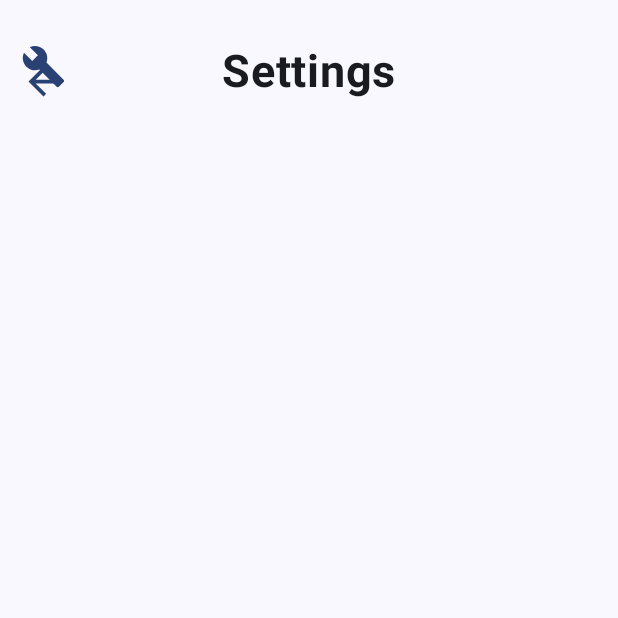
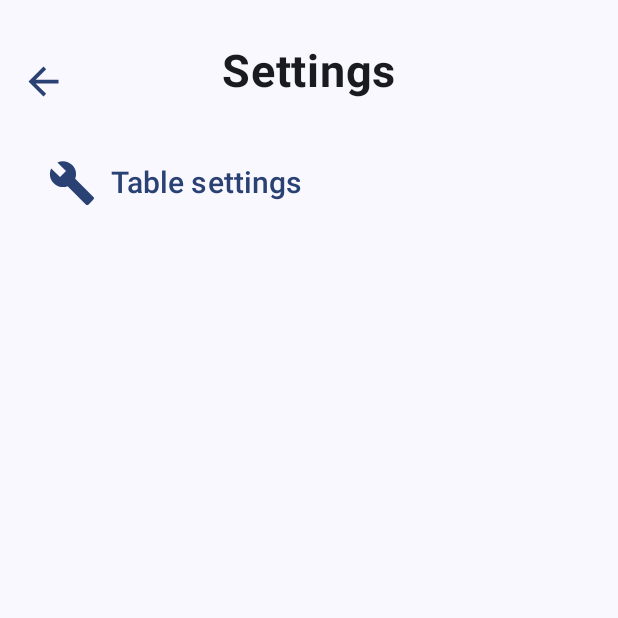
Before and after one commit to TiredClone/HOMM3GuideApp, an Android app built with Jetpack Compose: the SettingsScreen screen opened through its navigation route, on a phone screen of 412 x 824 dp, the top half of it. Run offline under Robolectric (Android 15) with nearby library versions, the phone set to English and light mode, and no system bars.

Commit message:
settings button

```diff
--- a/app/src/main/java/com/neolife/homm3guide/Navigation.kt
+++ b/app/src/main/java/com/neolife/homm3guide/Navigation.kt
@@ -5,13 +5,13 @@ import androidx.compose.animation.core.tween
 import androidx.compose.animation.fadeIn
 import androidx.compose.animation.fadeOut
 import androidx.compose.runtime.Composable
-import androidx.navigation.NavBackStackEntry
 import androidx.navigation.compose.NavHost
 import androidx.navigation.compose.composable
 import androidx.navigation.compose.rememberNavController
 import com.neolife.homm3guide.screen.Screen
 import com.neolife.homm3guide.screen.aboutApp.AboutAppScreen
 import com.neolife.homm3guide.screen.aboutCreator.AboutAppCreatorScreen
+import com.neolife.homm3guide.screen.tableSettings.tableSettingsScreen
 import com.neolife.homm3guide.screen.home.HomeScreen
 import com.neolife.homm3guide.screen.settings.SettingsScreen
 
@@ -21,9 +21,7 @@ fun Navigation() {
 
     NavHost(
         navController = navController,
-        startDestination = Screen.HomeScreen.route,
-        enterTransition = { fadeIn(animationSpec = tween(100)) + slideIntoContainer(AnimatedContentTransitionScope.SlideDirection.Left,tween(150)) },
-        exitTransition = { fadeOut(animationSpec = tween(300)) + slideOutOfContainer(AnimatedContentTransitionScope.SlideDirection.Right,tween(200)) },
+        startDestination = Screen.HomeScreen.route
     ) {
         composable(route = Screen.HomeScreen.route) {
             HomeScreen(navController = navController)
@@ -39,5 +37,9 @@ fun Navigation() {
         composable(route = Screen.SettingsScreen.route) {
             SettingsScreen(navController = navController)
         }
+
+        composable(route = Screen.TableSettingsScreen.route) {
+            tableSettingsScreen(navController = navController)
+        }
     }
 }
--- a/app/src/main/java/com/neolife/homm3guide/screen/Screen.kt
+++ b/app/src/main/java/com/neolife/homm3guide/screen/Screen.kt
@@ -6,4 +6,5 @@ sealed class Screen(val route: String)
     data object AboutAppCreator  : Screen("AboutAppCreator")
     data object AboutAppScreen: Screen("AboutAppScreen")
     data object SettingsScreen: Screen("SettingsScreen")
+    data object TableSettingsScreen: Screen("tableSettingsScreen")
 }
--- a/app/src/main/java/com/neolife/homm3guide/screen/settings/SettingsScreen.kt
+++ b/app/src/main/java/com/neolife/homm3guide/screen/settings/SettingsScreen.kt
@@ -3,6 +3,8 @@ package com.neolife.homm3guide.screen.settings
 import androidx.compose.foundation.layout.Arrangement
 import androidx.compose.foundation.layout.Column
 import androidx.compose.foundation.layout.Row
+import androidx.compose.foundation.layout.fillMaxSize
+import androidx.compose.foundation.layout.fillMaxWidth
 import androidx.compose.foundation.layout.padding
 import androidx.compose.foundation.layout.size
 import androidx.compose.foundation.shape.CircleShape
@@ -10,6 +12,7 @@ import androidx.compose.material.icons.Icons
 import androidx.compose.material.icons.filled.ArrowBack
 import androidx.compose.material.icons.filled.Build
 import androidx.compose.material3.Icon
+import androidx.compose.material3.MaterialTheme
 import androidx.compose.material3.Text
 import androidx.compose.material3.TextButton
 import androidx.compose.runtime.Composable
@@ -20,11 +23,15 @@ import androidx.compose.ui.unit.dp
 import androidx.compose.ui.unit.sp
 import androidx.navigation.NavController
 import com.neolife.homm3guide.R
+import com.neolife.homm3guide.screen.Screen
 
 @Composable
-fun SettingsScreen(navController: NavController){
-        Row (horizontalArrangement = Arrangement.Start,
-            modifier = Modifier.padding(top = 30.dp)){
+fun SettingsScreen(navController: NavController) {
+    Column {
+        Row(
+            horizontalArrangement = Arrangement.Start,
+            modifier = Modifier.padding(top = 30.dp)
+        ) {
 
             TextButton(
                 onClick = {
@@ -48,12 +55,22 @@ fun SettingsScreen(navController: NavController){
                 modifier = Modifier.padding(start = 90.dp)
             )
         }
+        Column(modifier = Modifier.padding(top = 20.dp, start = 20.dp)) {
+            TextButton(
+                onClick = {navController.navigate(Screen.TableSettingsScreen.route)}){
+                Icon(
+                    imageVector = Icons.Filled.Build,
+                    contentDescription = stringResource(id = R.string.settings_tables_button),
+                    modifier = Modifier.size(32.dp, 32.dp)
+                )
+                Text(
+                    text = "Table settings",
+                    modifier = Modifier.padding(start = 10.dp),
+                    fontSize = 20.sp
+                )
+            }
+        }
 
-    Column(modifier = Modifier.padding(top = 20.dp)) {
-        TextButton(onClick = { /*TODO*/ }) {
-            Icon(imageVector = Icons.Filled.Build ,
-                contentDescription = stringResource(id = R.string.settings_tables_button),
-                modifier = Modifier.size(30.dp, 30.dp))
-        }
     }
+
 }
--- /dev/null
+++ b/app/src/main/java/com/neolife/homm3guide/screen/tableSettings/TableSettingsScreen.kt
@@ -0,0 +1,7 @@
+package com.neolife.homm3guide.screen.tableSettings
+
+import androidx.navigation.NavController
+
+fun tableSettingsScreen(navController: NavController){
+
+}
```
